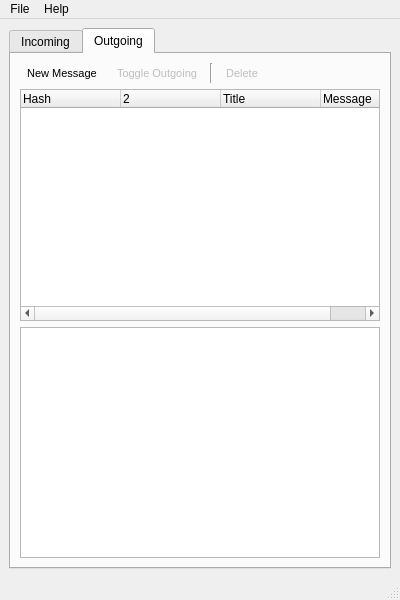
First picture: the form in ui/FluidNexusDesktop.ui, repository zeitkunst/FluidNexus, before the edit.
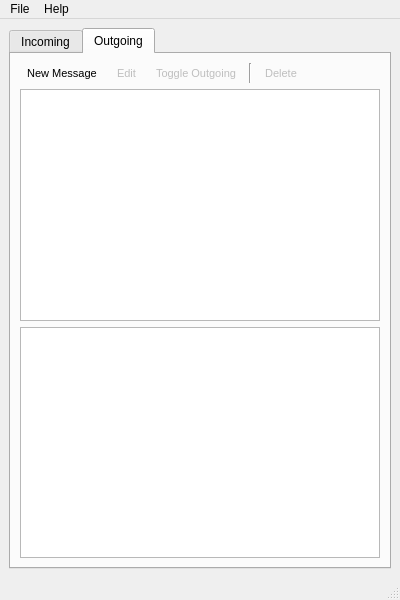
Second picture: the form after the edit. The open tabs and pages were chosen to show the change. Icons and pictures are not drawn.

Commit message: -- changed everything over to a model/view paradigm...much easier to update! -- to do this properly we'd need to actually create a view onto the database, but I'm not sure that that is necessary.

The edit to the form file:
```diff
--- a/ui/FluidNexusDesktop.ui
+++ b/ui/FluidNexusDesktop.ui
@@ -152,6 +152,37 @@
                 </property>
                </widget>
               </item>
+              <item>
+               <widget class="QToolButton" name="editMessageButton">
+                <property name="enabled">
+                 <bool>false</bool>
+                </property>
+                <property name="font">
+                 <font>
+                  <pointsize>8</pointsize>
+                 </font>
+                </property>
+                <property name="text">
+                 <string>Edit</string>
+                </property>
+                <property name="icon">
+                 <iconset resource="res/FluidNexus.qrc">
+                  <normaloff>:/icon32x32/icons/32x32/menu_edit.png</normaloff>:/icon32x32/icons/32x32/menu_edit.png</iconset>
+                </property>
+                <property name="iconSize">
+                 <size>
+                  <width>32</width>
+                  <height>32</height>
+                 </size>
+                </property>
+                <property name="toolButtonStyle">
+                 <enum>Qt::ToolButtonTextUnderIcon</enum>
+                </property>
+                <property name="autoRaise">
+                 <bool>true</bool>
+                </property>
+               </widget>
+              </item>
               <item>
                <widget class="QToolButton" name="toggleOutgoingButton">
                 <property name="enabled">
@@ -237,32 +268,16 @@
              </layout>
             </item>
             <item row="1" column="0">
-             <widget class="QTreeWidget" name="outgoingMessagesList">
-              <column>
-               <property name="text">
-                <string>Hash</string>
-               </property>
-              </column>
-              <column>
-               <property name="text">
-                <string/>
-               </property>
-               <property name="icon">
-                <iconset>
-                 <normalon>:/icon32x32/icons/32x32/menu_enable_outgoing.png</normalon>
-                </iconset>
-               </property>
-              </column>
-              <column>
-               <property name="text">
-                <string>Title</string>
-               </property>
-              </column>
-              <column>
-               <property name="text">
-                <string>Message</string>
-               </property>
-              </column>
+             <widget class="QTreeView" name="outgoingMessagesList">
+              <property name="sortingEnabled">
+               <bool>true</bool>
+              </property>
+              <property name="allColumnsShowFocus">
+               <bool>true</bool>
+              </property>
+              <property name="expandsOnDoubleClick">
+               <bool>false</bool>
+              </property>
              </widget>
             </item>
            </layout>
```
Left out of the diff: 237 changed lines with no effect on the pictures. The commit also changes 9 other files.
